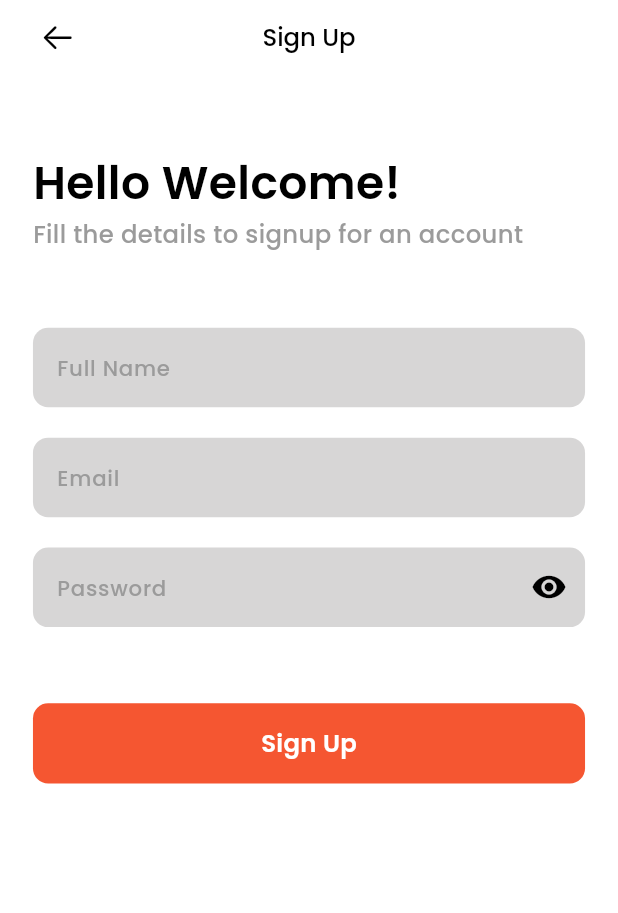
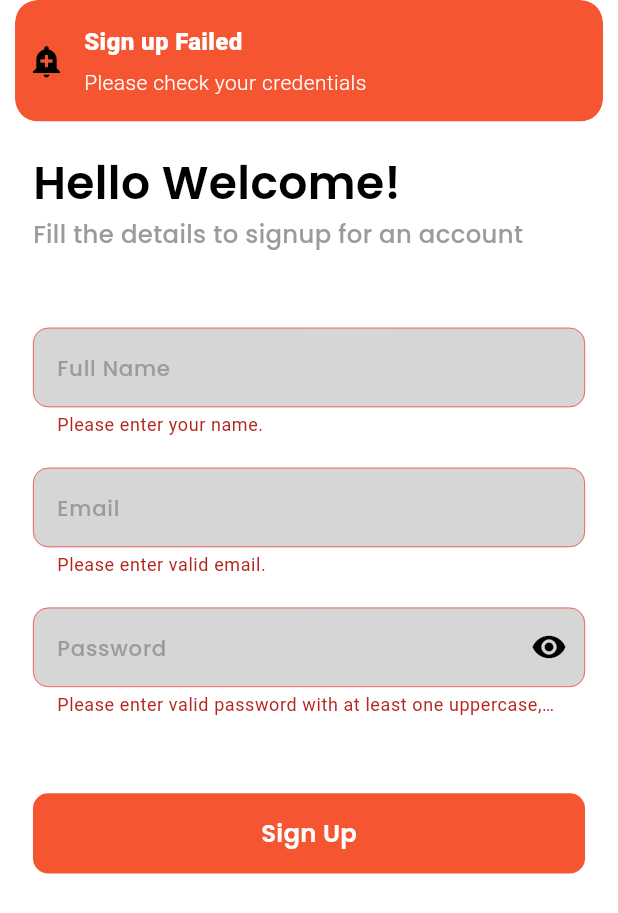
Before and after one commit to saadghazal/JobHub_Flutter, a Flutter app: the RegistrationPage screen opened directly, after a tap on "Sign Up", on a phone screen of 412 x 824 dp. Shown: the top 913 px of the screen. Run offline on Flutter 3.47's test engine with Material 3 defaults, Android fonts, the phone set to English and light mode, and no system bars; our stand-ins replace cached_network_image, firebase_core, firebase_storage, flutter_animate, flutter_screenutil, flutter_svg and 8 more; accounts and stored records are empty; generated files the repository leaves out were written again.

Commit message:
sign up click implemented

```diff
--- a/lib/views/ui/auth/login.dart
+++ b/lib/views/ui/auth/login.dart
@@ -9,7 +9,6 @@ import 'package:jobhub/views/common/custom_textfield.dart';
 import 'package:jobhub/views/common/exports.dart';
 import 'package:jobhub/views/common/height_spacer.dart';
 import 'package:jobhub/views/ui/auth/signup.dart';
-import 'package:jobhub/views/ui/mainscreen.dart';
 import 'package:provider/provider.dart';
 
 import '../../../models/request/auth/login_model.dart';
@@ -106,8 +105,7 @@ class _LoginPageState extends State<LoginPage> {
                         },
                         suffixIcon: GestureDetector(
                           onTap: () {
-                            loginProvider.obscureText =
-                                !loginProvider.obscureText;
+                            loginProvider.obscureText = !loginProvider.obscureText;
                           },
                           child: Icon(
                             loginProvider.obscureText
@@ -125,7 +123,7 @@ class _LoginPageState extends State<LoginPage> {
                   alignment: Alignment.centerRight,
                   child: GestureDetector(
                     onTap: () {
-                      Get.to(
+                      Get.offAll(
                         () => const RegistrationPage(),
                       );
                     },
@@ -143,8 +141,7 @@ class _LoginPageState extends State<LoginPage> {
                 CustomButton(
                   onTap: () {
                     if (loginProvider.validateAndSave()) {
-                      LoginModel model = LoginModel(
-                          email: email.text, password: password.text);
+                      LoginModel model = LoginModel(email: email.text, password: password.text);
                       loginProvider.userLogin(model: model);
                     } else {
                       Get.snackbar(
--- a/lib/views/ui/auth/signup.dart
+++ b/lib/views/ui/auth/signup.dart
@@ -3,6 +3,7 @@ import 'package:flutter/material.dart';
 import 'package:flutter_screenutil/flutter_screenutil.dart';
 import 'package:get/get.dart';
 import 'package:jobhub/controllers/exports.dart';
+import 'package:jobhub/models/request/auth/signup_model.dart';
 import 'package:provider/provider.dart';
 
 import '../../../constants/app_constants.dart';
@@ -21,7 +22,6 @@ class RegistrationPage extends StatefulWidget {
 }
 
 class _RegistrationPageState extends State<RegistrationPage> {
-
   final TextEditingController name = TextEditingController();
   final TextEditingController email = TextEditingController();
   final TextEditingController password = TextEditingController();
@@ -54,6 +54,8 @@ class _RegistrationPageState extends State<RegistrationPage> {
           ),
           body: Padding(
             padding: EdgeInsets.symmetric(horizontal: 20.w),
+            child: Form(
+              key: signupNotifier.signupFormKey,
               child: ListView(
                 padding: EdgeInsets.zero,
                 children: [
@@ -88,7 +90,6 @@ class _RegistrationPageState extends State<RegistrationPage> {
                     },
                   ),
                   const HeightSpacer(size: 20),
-
                   CustomTextField(
                     controller: email,
                     keyboardType: TextInputType.emailAddress,
@@ -119,22 +120,36 @@ class _RegistrationPageState extends State<RegistrationPage> {
                         signupNotifier.isObsecure = !signupNotifier.isObsecure;
                       },
                       child: Icon(
-                     signupNotifier.isObsecure
-                         ? Icons.visibility
-                         : Icons.visibility_off_rounded,
+                        signupNotifier.isObsecure ? Icons.visibility : Icons.visibility_off_rounded,
                         color: Color(kDark.value),
                       ),
                     ),
                   ),
-
                   HeightSpacer(size: 50),
                   CustomButton(
                     onTap: () {
+                      if (signupNotifier.validateAndSave()) {
                         loginNotifier.firstTime = !loginNotifier.firstTime;
+                        SignupModel model = SignupModel(
+                          username: name.text,
+                          email: email.text,
+                          password: password.text,
+                        );
+                        signupNotifier.signUp(model: model);
+                      } else {
+                        Get.snackbar(
+                          'Sign up Failed',
+                          'Please check your credentials',
+                          colorText: Color(kLight.value),
+                          backgroundColor: Color(kOrange.value),
+                          icon: Icon(Icons.add_alert),
+                        );
+                      }
                     },
                     text: "Sign Up",
                   ),
                 ],
+              ),
             ),
           ),
         );
```
Lines whose indentation alone changed are shown as unchanged.
